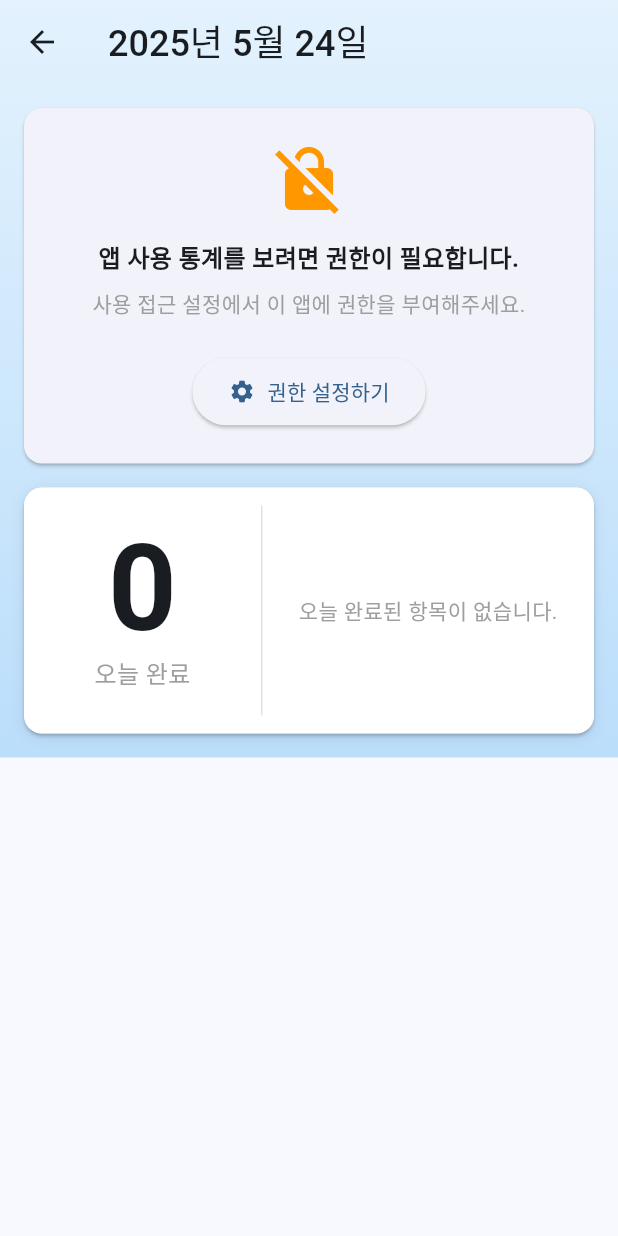
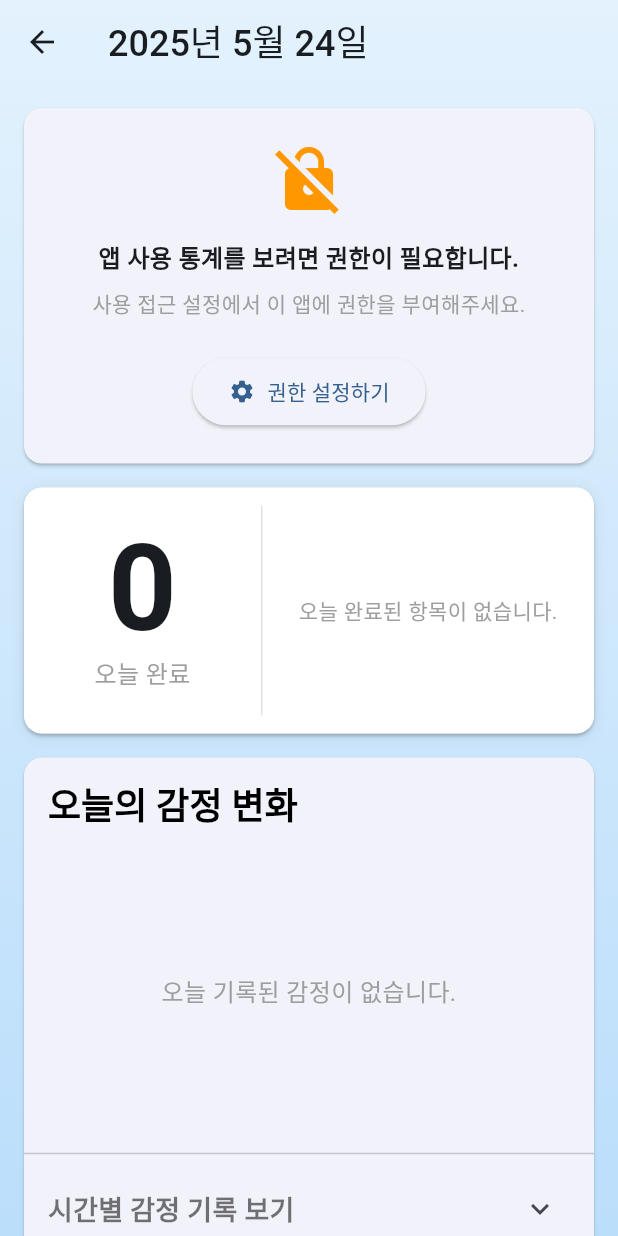
Before and after one commit to Splleat/Recap-Today, a Flutter app: the DailySummaryScreen screen opened directly with empty values, on a phone screen of 412 x 824 dp. Run offline on Flutter 3.47's test engine with Material 3 defaults, Android fonts, the phone set to English and light mode, and no system bars; our stand-ins replace dio, fl_chart, freezed_annotation, image_picker, permission_handler, shared_preferences and 2 more; accounts and stored records are empty; Roboto replaces fonts that are missing (Pretendard).

Commit message:
캘린더에 감정 타임라인 추가, 감정 타임라인 수정

```diff
--- a/lib/screens/daily_summary_screen.dart
+++ b/lib/screens/daily_summary_screen.dart
@@ -2,6 +2,7 @@ import 'package:flutter/material.dart';
 import 'package:recap_today/widget/summary/app_usage.dart';
 import 'package:recap_today/widget/summary/checklist_achievement.dart';
 import 'package:recap_today/widget/background.dart';
+import 'package:recap_today/widget/summary/emotion_summary_graph.dart';
 
 class DailySummaryScreen extends StatelessWidget {
   final DateTime selectedDate;
@@ -42,6 +43,13 @@ class DailySummaryScreen extends StatelessWidget {
                     ),
                     child: ChecklistAchievement(date: selectedDate),
                   ),
+                  Card(
+                    margin: const EdgeInsets.symmetric(
+                      horizontal: 8.0,
+                      vertical: 8.0,
+                    ),
+                    child: EmotionSummaryGraph(date: selectedDate),
+                  ),
                 ],
               ),
             ),
--- a/lib/widget/summary/emotion_summary_graph.dart
+++ b/lib/widget/summary/emotion_summary_graph.dart
@@ -293,13 +293,21 @@ class _EmotionSummaryGraphState extends State<EmotionSummaryGraph> {
       return const Center(child: CircularProgressIndicator());
     }
 
+    // Format the date for the title
+    String formattedDate = DateFormat('yyyy년 M월 d일').format(widget.date);
+    bool isToday =
+        widget.date.year == DateTime.now().year &&
+        widget.date.month == DateTime.now().month &&
+        widget.date.day == DateTime.now().day;
+    String title = isToday ? '오늘의 감정 변화' : '$formattedDate 감정 변화';
+
     return Column(
       crossAxisAlignment: CrossAxisAlignment.start,
       children: [
         Padding(
           padding: const EdgeInsets.only(left: 16.0, top: 16.0, bottom: 8.0),
           child: Text(
-            '오늘의 감정 변화', // Graph Title
+            title, // Use the dynamic title
             style: Theme.of(context).textTheme.titleLarge?.copyWith(
               fontWeight: FontWeight.bold,
               color: Colors.black, // Added color black
```
